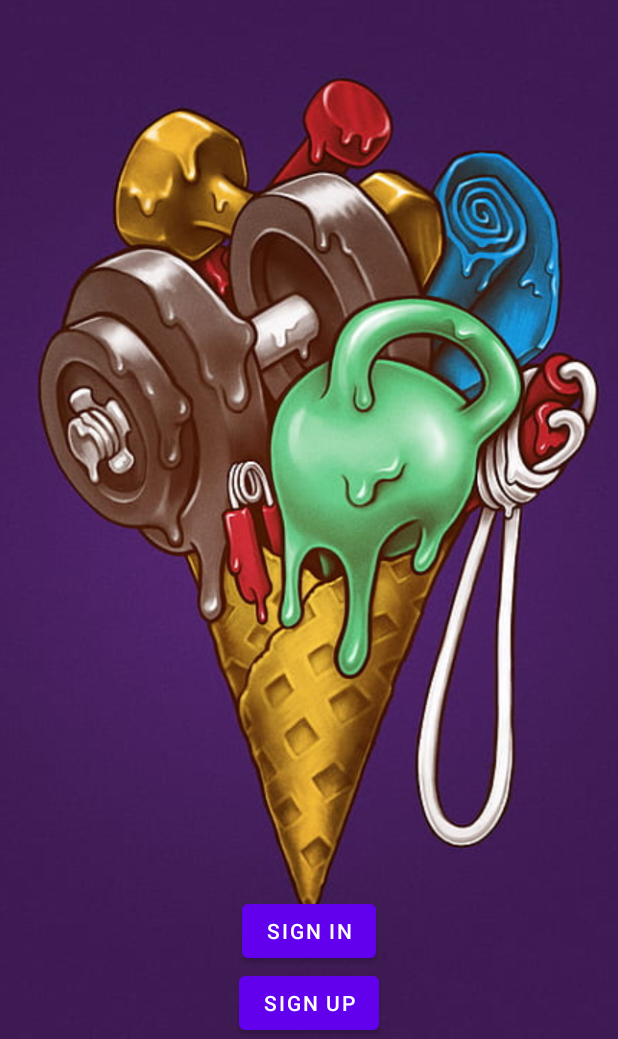
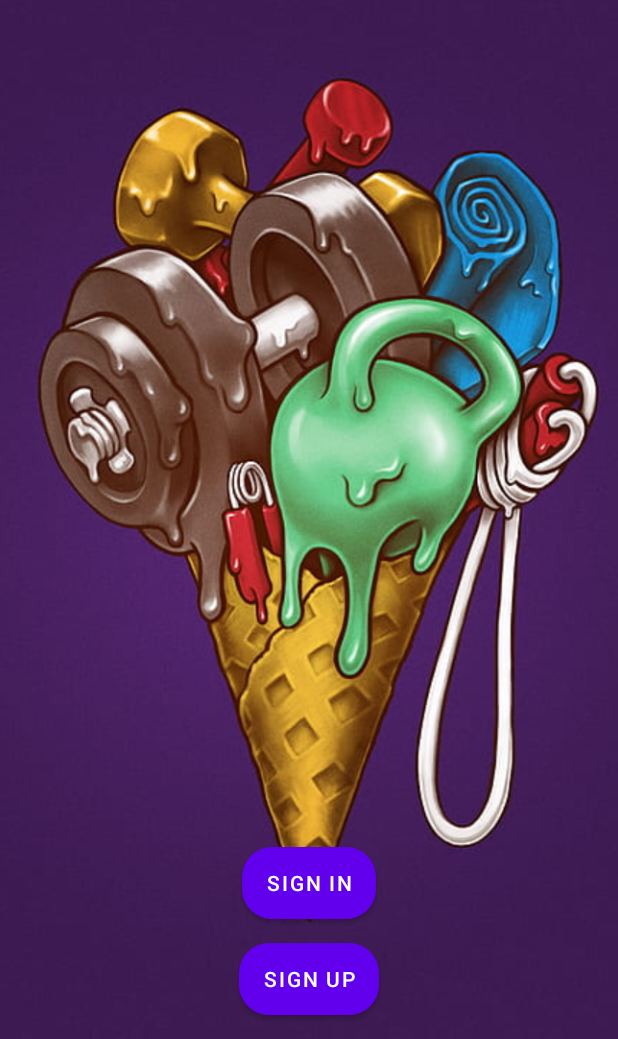
Before and after one commit to alamuramasamy9/MobileApp-Fitfoodie, an Android app: the screen it shows after launch (MainActivity), on a phone screen of 412 x 824 dp, the part 197-1236 px from its top. Run offline under Robolectric (Android 15) with nearby library versions, the phone set to English and light mode, and no system bars.

Commit message:
- added rounded corners to all buttons

```diff
--- a/app/src/main/res/drawable/square_button_background.xml
+++ b/app/src/main/res/drawable/rounded_button_background.xml
@@ -1,7 +1,6 @@
+<?xml version="1.0" encoding="utf-8"?>
 <shape xmlns:android="http://schemas.android.com/apk/res/android"
     android:shape="rectangle">
-    <solid android:color="#33b5e5" />
-    <corners android:radius="0dp" />
-    <size android:width="100dp"
-        android:height="100dp" />
+    <corners android:radius="20dp"/>
+    <solid android:color="#ffffff"/>
 </shape>
--- a/app/src/main/res/layout/activity_main.xml
+++ b/app/src/main/res/layout/activity_main.xml
@@ -4,15 +4,18 @@
     xmlns:tools="http://schemas.android.com/tools"
     android:layout_width="match_parent"
     android:layout_height="match_parent"
-    tools:context=".MainActivity"
-    >
+    tools:context=".MainActivity">
 
     <ImageView
         android:id="@+id/background_image"
         android:layout_width="match_parent"
         android:layout_height="match_parent"
         android:scaleType="centerCrop"
-        android:src="@drawable/background" />
+        android:src="@drawable/background"
+        app:layout_constraintBottom_toBottomOf="parent"
+        app:layout_constraintEnd_toEndOf="parent"
+        app:layout_constraintStart_toStartOf="parent"
+        app:layout_constraintTop_toTopOf="parent" />
 
     <TextView
         android:id="@+id/app_title"
@@ -32,11 +35,12 @@
         android:layout_width="wrap_content"
         android:layout_height="wrap_content"
         android:text="@string/sign_in"
+        app:layout_constraintBottom_toTopOf="@+id/Sign_up"
         app:layout_constraintEnd_toEndOf="parent"
         app:layout_constraintStart_toStartOf="parent"
-        app:layout_constraintBottom_toTopOf="@+id/Sign_up"
-
-        tools:ignore="MissingConstraints" />
+        android:background="@drawable/rounded_button_background"
+        android:layout_marginTop="16dp"
+        android:layout_marginBottom="16dp"/>
 
     <Button
         android:id="@+id/Sign_up"
@@ -46,6 +50,8 @@
         app:layout_constraintBottom_toBottomOf="parent"
         app:layout_constraintEnd_toEndOf="parent"
         app:layout_constraintStart_toStartOf="parent"
-        tools:ignore="MissingConstraints" />
+        android:background="@drawable/rounded_button_background"
+        android:layout_marginTop="16dp"
+        android:layout_marginBottom="16dp"/>
 
 </androidx.constraintlayout.widget.ConstraintLayout>
--- a/app/src/main/res/layout/cycling.xml
+++ b/app/src/main/res/layout/cycling.xml
@@ -50,7 +50,7 @@
         android:layout_width="wrap_content"
         android:layout_height="wrap_content"
         android:layout_marginTop="16dp"
-        android:background="#ff8c00"
+        android:background="@drawable/square_button_background"
         android:padding="16dp"
         android:text="End Cycling"
         android:textColor="#ffffff"
@@ -65,7 +65,7 @@
         android:layout_height="wrap_content"
         android:layout_marginTop="16dp"
         android:layout_marginEnd="84dp"
-        android:background="#ff8c00"
+        android:background="@drawable/square_button_background"
         android:padding="16dp"
         android:text="RESET"
         android:textColor="#ffffff"
--- a/app/src/main/res/layout/home_screen.xml
+++ b/app/src/main/res/layout/home_screen.xml
@@ -34,7 +34,7 @@
         app:layout_constraintStart_toStartOf="@+id/workout_tracking"
         app:layout_constraintEnd_toEndOf="@+id/workout_tracking"
         app:layout_constraintBottom_toTopOf="@id/workout_tracking"
-        />
+        android:background="@drawable/rounded_button_background" />
 
     <Button
         android:id="@+id/workout_tracking"
@@ -45,6 +45,7 @@
         app:layout_constraintTop_toBottomOf="@id/user_profile"
         app:layout_constraintStart_toStartOf="parent"
         app:layout_constraintEnd_toEndOf="parent"
+        android:background="@drawable/rounded_button_background"
     />
 
     <Button
@@ -56,7 +57,7 @@
         app:layout_constraintBottom_toBottomOf="parent"
         app:layout_constraintEnd_toEndOf="@id/workout_tracking"
         app:layout_constraintStart_toStartOf="@+id/workout_tracking"
-        />
+        android:background="@drawable/rounded_button_background" />
 
 
 </androidx.constraintlayout.widget.ConstraintLayout>
--- a/app/src/main/res/layout/running.xml
+++ b/app/src/main/res/layout/running.xml
@@ -50,7 +50,7 @@
         android:layout_width="wrap_content"
         android:layout_height="wrap_content"
         android:layout_marginTop="16dp"
-        android:background="#ff8c00"
+        android:background="@drawable/rounded_button_background"
         android:padding="16dp"
         android:text="End Running"
         android:textColor="#ffffff"
@@ -65,7 +65,7 @@
         android:layout_height="wrap_content"
         android:layout_marginTop="16dp"
         android:layout_marginEnd="84dp"
-        android:background="#ff8c00"
+        android:background="@drawable/rounded_button_background"
         android:padding="16dp"
         android:text="RESET"
         android:textColor="#ffffff"
--- a/app/src/main/res/layout/sign_in_form.xml
+++ b/app/src/main/res/layout/sign_in_form.xml
@@ -50,6 +50,7 @@
         app:layout_constraintHorizontal_bias="0.498"
         app:layout_constraintStart_toStartOf="parent"
         app:layout_constraintTop_toBottomOf="@id/username_signIn_edit_view"
-        app:layout_constraintVertical_bias="0.068" />
+        app:layout_constraintVertical_bias="0.068"
+        android:background="@drawable/rounded_button_background" />
 
 </androidx.constraintlayout.widget.ConstraintLayout>
--- a/app/src/main/res/layout/sign_up_form.xml
+++ b/app/src/main/res/layout/sign_up_form.xml
@@ -40,7 +40,8 @@
         app:layout_constraintTop_toBottomOf="@+id/profile_image_view"
         app:layout_constraintStart_toStartOf="parent"
         android:layout_marginTop="16dp"
-        android:layout_marginStart="16dp" />
+        android:layout_marginStart="16dp"
+        android:background="@drawable/rounded_button_background" />
 
     <TextView
         android:id="@+id/tv_image_preview"
@@ -275,6 +276,7 @@
         app:layout_constraintTop_toBottomOf="@id/activity_type_text_view"
         app:layout_constraintStart_toStartOf="parent"
         app:layout_constraintEnd_toEndOf="parent"
+        android:background="@drawable/rounded_button_background"
         />
 
 </androidx.constraintlayout.widget.ConstraintLayout>
--- a/app/src/main/res/layout/user_profile.xml
+++ b/app/src/main/res/layout/user_profile.xml
@@ -40,7 +40,8 @@
             app:layout_constraintTop_toBottomOf="@+id/user_profile_profile_image_view"
             app:layout_constraintStart_toStartOf="parent"
             android:layout_marginTop="16dp"
-            android:layout_marginStart="16dp" />
+            android:layout_marginStart="16dp"
+            android:background="@drawable/rounded_button_background" />
 
         <TextView
             android:id="@+id/user_profile_tv_image_preview"
@@ -258,6 +259,7 @@
             app:layout_constraintTop_toBottomOf="@id/user_profile_activity_type_text_view"
             app:layout_constraintStart_toStartOf="parent"
             app:layout_constraintEnd_toEndOf="parent"
+            android:background="@drawable/rounded_button_background"
             />
 
     </androidx.constraintlayout.widget.ConstraintLayout>
```
